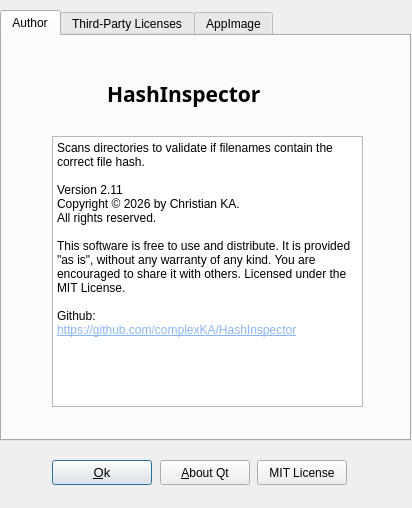
Qt form Sourcecode/about.ui (complexKA/HashInspector) before a commit.
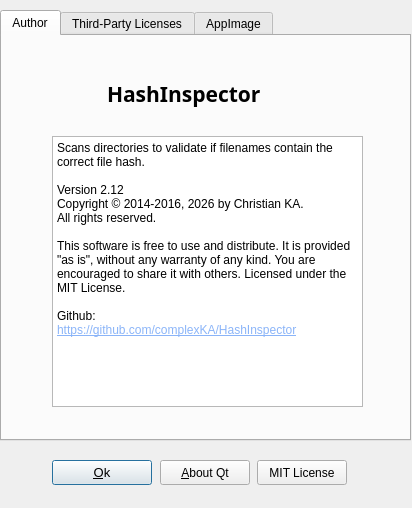
The same form after that commit. The open tabs and pages were chosen to show the change.

The edit to the form file:
```diff
--- a/Sourcecode/about.ui
+++ b/Sourcecode/about.ui
@@ -100,8 +100,8 @@
 &lt;/style&gt;&lt;/head&gt;&lt;body style=&quot; font-family:'Sans Serif'; font-size:9pt; font-weight:400; font-style:normal;&quot;&gt;
 &lt;p style=&quot; margin-top:0px; margin-bottom:0px; margin-left:0px; margin-right:0px; -qt-block-indent:0; text-indent:0px;&quot;&gt;Scans directories to validate if filenames contain the correct file hash.&lt;/p&gt;
 &lt;p style=&quot;-qt-paragraph-type:empty; margin-top:0px; margin-bottom:0px; margin-left:0px; margin-right:0px; -qt-block-indent:0; text-indent:0px;&quot;&gt;&lt;br /&gt;&lt;/p&gt;
-&lt;p style=&quot; margin-top:0px; margin-bottom:0px; margin-left:0px; margin-right:0px; -qt-block-indent:0; text-indent:0px;&quot;&gt;Version 2.11&lt;/p&gt;
-&lt;p style=&quot; margin-top:0px; margin-bottom:0px; margin-left:0px; margin-right:0px; -qt-block-indent:0; text-indent:0px;&quot;&gt;Copyright © 2026 by Christian KA.&lt;/p&gt;
+&lt;p style=&quot; margin-top:0px; margin-bottom:0px; margin-left:0px; margin-right:0px; -qt-block-indent:0; text-indent:0px;&quot;&gt;Version 2.12&lt;/p&gt;
+&lt;p style=&quot; margin-top:0px; margin-bottom:0px; margin-left:0px; margin-right:0px; -qt-block-indent:0; text-indent:0px;&quot;&gt;Copyright © 2014-2016, 2026 by Christian KA.&lt;/p&gt;
 &lt;p style=&quot; margin-top:0px; margin-bottom:0px; margin-left:0px; margin-right:0px; -qt-block-indent:0; text-indent:0px;&quot;&gt;All rights reserved.&lt;/p&gt;
 &lt;p style=&quot;-qt-paragraph-type:empty; margin-top:0px; margin-bottom:0px; margin-left:0px; margin-right:0px; -qt-block-indent:0; text-indent:0px;&quot;&gt;&lt;br /&gt;&lt;/p&gt;
 &lt;p style=&quot; margin-top:0px; margin-bottom:0px; margin-left:0px; margin-right:0px; -qt-block-indent:0; text-indent:0px;&quot;&gt;This software is free to use and distribute. It is provided &amp;quot;as is&amp;quot;, without any warranty of any kind. You are encouraged to share it with others. Licensed under the MIT License.&lt;/p&gt;
```
Left out of the diff: 2 changed lines with no effect on the pictures.
